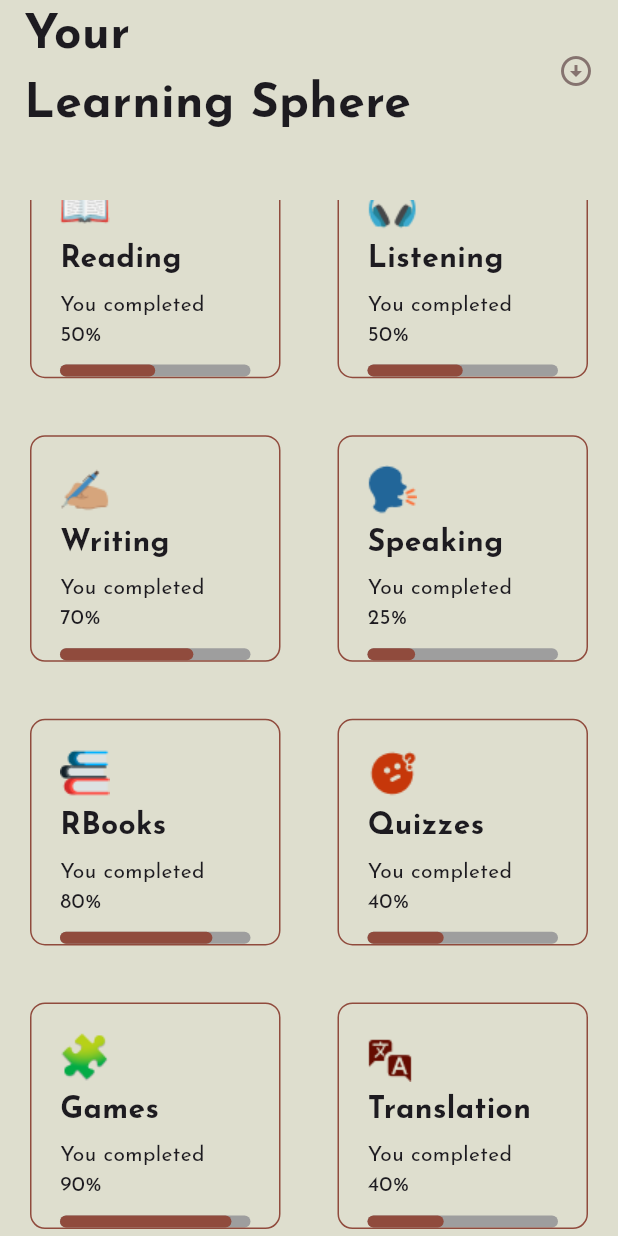
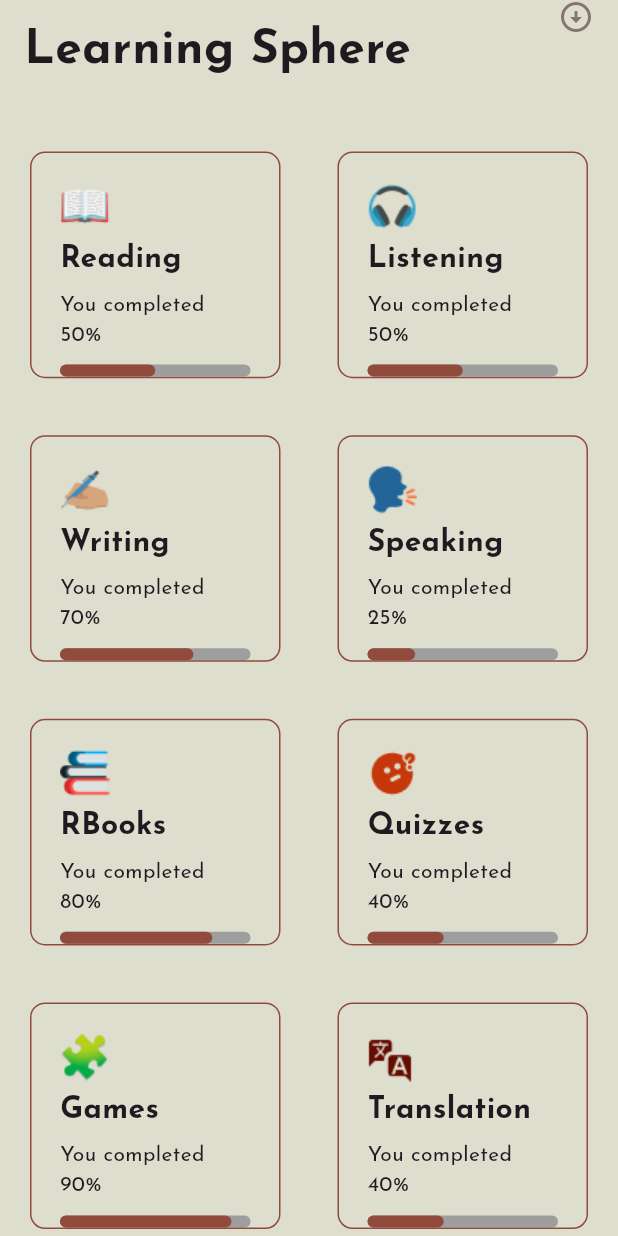
Before and after one commit to Kennethtml/Czar_challenge1, a Flutter app: the CategoriesScreen widget shown alone on an empty page, opened directly, scrolled down 36 dp, on a phone screen of 412 x 824 dp. Run offline on Flutter 3.47's test engine with Material 3 defaults, Android fonts, the phone set to English and light mode, and no system bars; our stand-ins replace dotted_border, google_fonts; statements that could not run were skipped.

Commit message:
Fixed bug of the Categories page only grid item scrollable

```diff
--- a/lib/screens/categories.dart
+++ b/lib/screens/categories.dart
@@ -2,53 +2,48 @@ import 'package:czar_challenge/data/categories_data.dart';
 import 'package:czar_challenge/models/category_model.dart';
 import 'package:czar_challenge/widgets/category_item.dart';
 import 'package:flutter/material.dart';
-import 'package:flutter/widgets.dart';
 
 class CategoriesScreen extends StatelessWidget {
-  const CategoriesScreen({super.key});
+  const CategoriesScreen({Key? key}) : super(key: key);
+
   @override
   Widget build(BuildContext context) {
-    return
-
-
-           Padding(
-             padding: const EdgeInsets.symmetric(
-              horizontal: 16, vertical: 1
-             ),
+    return SingleChildScrollView(
+      child: Padding(
+        padding: const EdgeInsets.symmetric(horizontal: 16, vertical: 1),
         child: Column(
-
+          mainAxisSize: MainAxisSize.min,
           children: [
             const Row(
-
-                  children: [Text('Your \nLearning Sphere',style: TextStyle(
+              children: [
+                Text(
+                  'Your \nLearning Sphere',
+                  style: TextStyle(
                     fontSize: 32,
-                    fontWeight: FontWeight.bold
-                  ),),
+                    fontWeight: FontWeight.bold,
+                  ),
+                ),
                 Spacer(),
-                  Icon(Icons.arrow_circle_down)],
-
+                Icon(Icons.arrow_circle_down),
+              ],
             ),
-                const SizedBox(height:40 ,),
-                 Expanded(
-                   child: GridView(
-
-
+            const SizedBox(height: 40),
+            GridView(
               gridDelegate: const SliverGridDelegateWithFixedCrossAxisCount(
                 crossAxisCount: 2,
-                          childAspectRatio: 2.2    / 2,
+                childAspectRatio: 2.2 / 2,
                 crossAxisSpacing: 30,
-                          mainAxisSpacing: 30),
+                mainAxisSpacing: 30,
+              ),
+              shrinkWrap: true, // Add this line to enable GridView to scroll inside a Column
+              physics: const NeverScrollableScrollPhysics(), // Disable GridView's scrolling
               children: [
-                            for( var item in categoryData)
-                            CategoryItem(categoryItem:item)
-                          ]
-                          ),
+                for (var item in categoryData) CategoryItem(categoryItem: item),
+              ],
             ),
           ],
         ),
+      ),
     );
-
-
-
   }
 }
--- a/lib/screens/interests.dart
+++ b/lib/screens/interests.dart
@@ -1,4 +1,4 @@
-import 'dart:ffi';
+
 
 import 'package:czar_challenge/screens/tab.dart';
 import 'package:czar_challenge/widgets/custombutton.dart';
@@ -202,7 +202,7 @@ double opacityLevel = 1.0;
           Align(
             alignment: Alignment.center,
             child: CustomButton(caption: 'Continue', action: () {
-              print('I ran');
+
               Navigator.of(context).pushReplacement(
   PageRouteBuilder(
     pageBuilder: (context, animation, secondaryAnimation) => TabScreen(),
```
Lines whose indentation alone changed are shown as unchanged.
